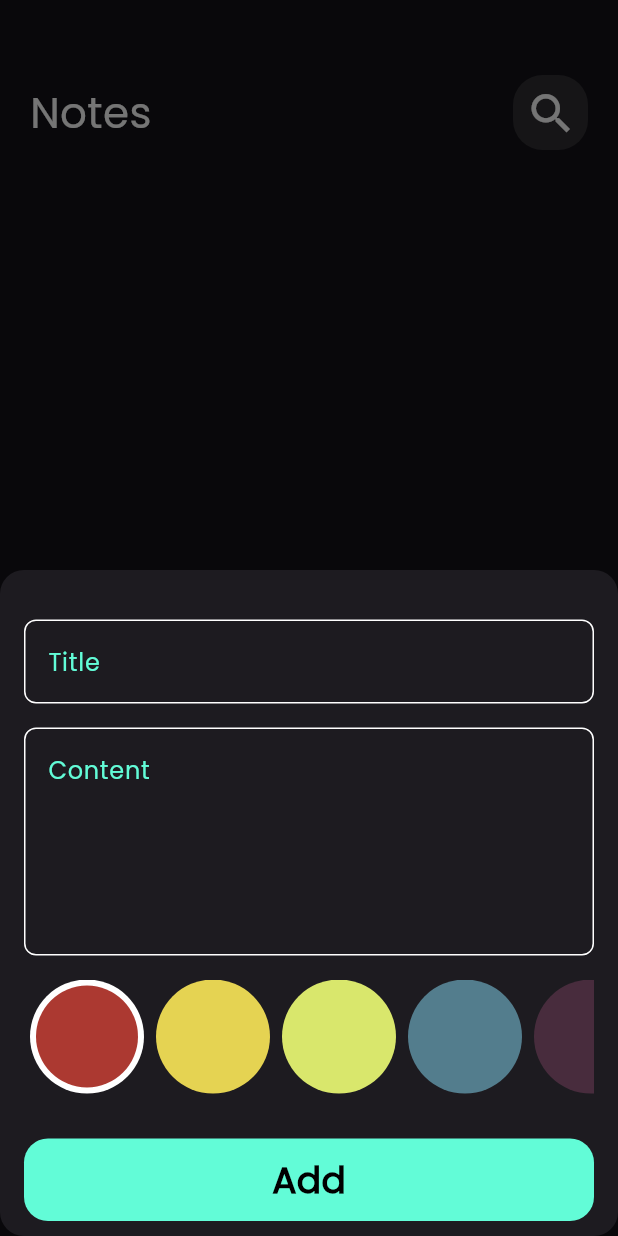
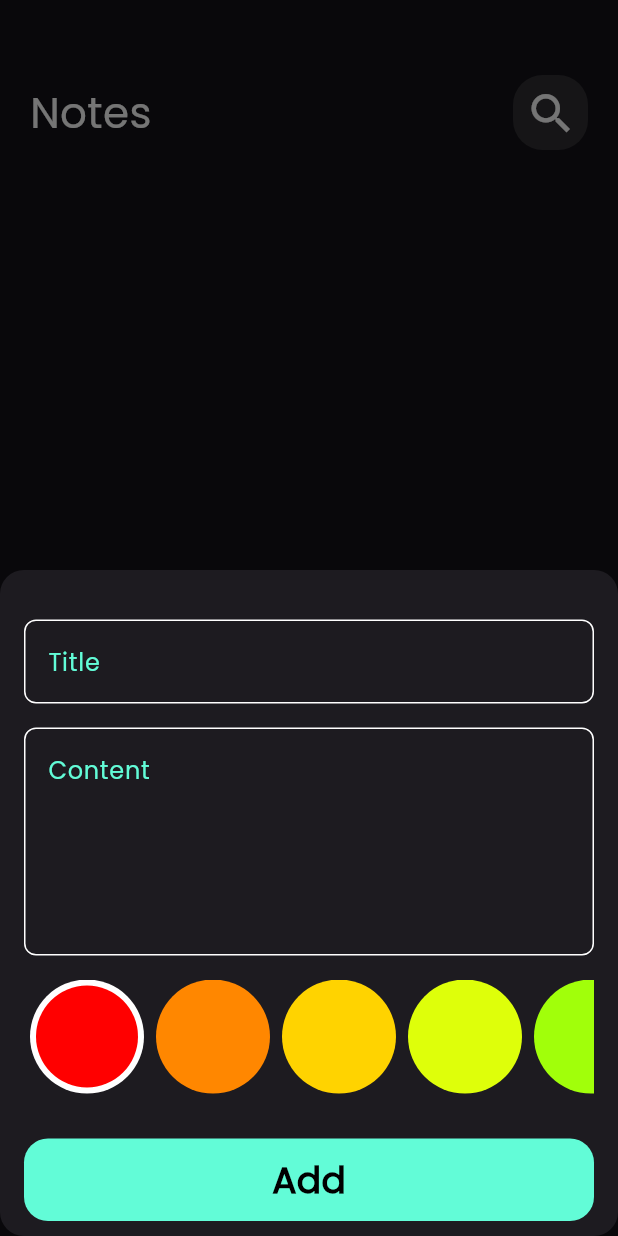
Before and after one commit to Mahmoudelnagar5/Notes-App, a Flutter app: the screen it shows after launch, after a tap on the "add" icon, on a phone screen of 412 x 824 dp. Run offline on Flutter 3.47's test engine with Material 3 defaults, Android fonts, the phone set to English and light mode, and no system bars; our stand-ins replace flutter_bloc, font_awesome_flutter, hive, hive_flutter; accounts and stored records are empty; statements that could not run were skipped.

Commit message:
add note bottom sheet done

```diff
--- a/lib/cubits/add_note_cubit/add_note_cubit.dart
+++ b/lib/cubits/add_note_cubit/add_note_cubit.dart
@@ -1,3 +1,4 @@
+import 'dart:ui';
 import 'package:flutter_bloc/flutter_bloc.dart';
 import 'package:hive/hive.dart';
 import 'package:notes_app/constants.dart';
@@ -7,8 +8,9 @@ part 'add_note_state.dart';
 
 class AddNoteCubit extends Cubit<AddNoteState> {
   AddNoteCubit() : super(AddNoteInitial());
-
+  Color color = const Color(0xffff0000);
   addNote(NoteModel note) async {
+    note.color = color.value;
     emit(AddNoteLoading());
     try {
       var notesBox = Hive.box<NoteModel>(kNotesBox);
--- a/lib/views/widgets/colors_list_view.dart
+++ b/lib/views/widgets/colors_list_view.dart
@@ -1,4 +1,6 @@
 import 'package:flutter/material.dart';
+import 'package:flutter_bloc/flutter_bloc.dart';
+import 'package:notes_app/cubits/add_note_cubit/add_note_cubit.dart';
 
 class ColorItem extends StatelessWidget {
   const ColorItem({super.key, required this.isActive, required this.color});
@@ -32,11 +34,14 @@ class ColorsListView extends StatefulWidget {
 class _ColorsListViewState extends State<ColorsListView> {
   int currentIndex = 0;
   List<Color> colors = const [
-    Color(0xffAC3931),
-    Color(0xffE5D352),
-    Color(0xffD9E76C),
-    Color(0xff537D8D),
-    Color(0xff482C3D),
+    Color(0xffff0000),
+    Color(0xffff8700),
+    Color(0xffffd300),
+    Color(0xffdeff0a),
+    Color(0xffa1ff0a),
+    Color(0xff0aefff),
+    Color(0xff580aff),
+    Color(0xffff0aff),
   ];
   @override
   Widget build(BuildContext context) {
@@ -52,6 +57,7 @@ class _ColorsListViewState extends State<ColorsListView> {
             child: InkWell(
               onTap: () {
                 currentIndex = index;
+                BlocProvider.of<AddNoteCubit>(context).color = colors[index];
                 setState(() {});
               },
               child: ColorItem(
```
